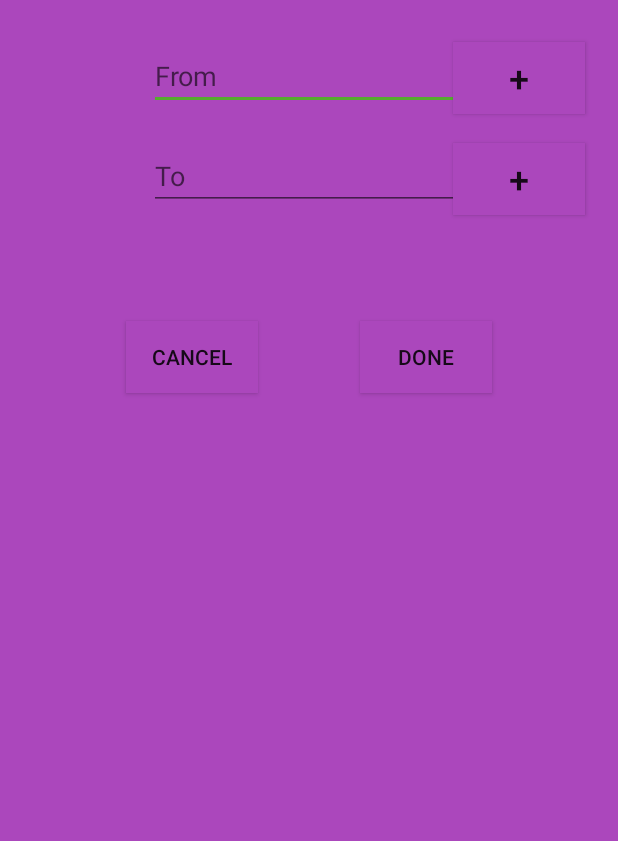
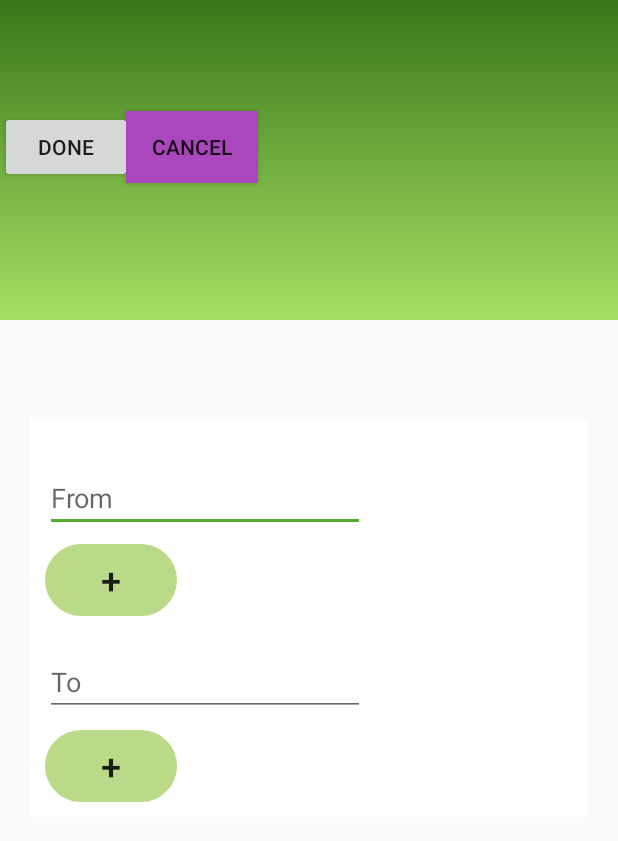
Before and after one commit to Neha-Sajnani/Society-Manangement, an Android app: the layout activity_view_report.xml on its own in the app's theme, with its tools: preview values and no code run, on a phone screen of 412 x 824 dp. Shown: the top 841 px of the screen. Run offline under Robolectric (Android 15) with nearby library versions, the phone set to English and light mode, and no system bars.

Commit message:
Designing of the view  report module

```diff
--- a/app/src/main/res/layout/activity_view_report.xml
+++ b/app/src/main/res/layout/activity_view_report.xml
@@ -1,20 +1,38 @@
 <?xml version="1.0" encoding="utf-8"?>
-<android.support.constraint.ConstraintLayout xmlns:android="http://schemas.android.com/apk/res/android"
+<RelativeLayout xmlns:android="http://schemas.android.com/apk/res/android"
     xmlns:app="http://schemas.android.com/apk/res-auto"
     xmlns:tools="http://schemas.android.com/tools"
     android:layout_width="match_parent"
     android:layout_height="match_parent"
     android:layout_gravity="center"
-    android:background="#ab47bc"
     tools:context=".ViewReport">
+
+    <ImageView
+        android:id="@+id/imageView4"
+        android:layout_width="match_parent"
+        android:layout_height="213dp"
+        android:layout_marginTop="0dp"
+        app:srcCompat="@drawable/gradient" />
+
+    <LinearLayout
+        android:background="#FFF"
+        android:layout_centerHorizontal="true"
+        android:layout_centerVertical="true"
+        android:orientation="vertical"
+        android:layout_marginLeft="20dp"
+        android:layout_marginRight="20dp"
+        android:layout_width="match_parent"
+        android:layout_height="wrap_content"
+        android:padding="10dp"
+        android:layout_marginTop="100dp">
 
         <EditText
             android:id="@+id/from_date"
             android:layout_width="wrap_content"
             android:layout_height="wrap_content"
+            android:layout_marginStart="0dp"
+            android:layout_marginTop="20dp"
             android:layout_marginEnd="43dp"
-        android:layout_marginStart="43dp"
-        android:layout_marginTop="28dp"
             android:ems="10"
             android:hint="From"
             android:inputType="text"
@@ -22,12 +40,24 @@
             app:layout_constraintStart_toStartOf="parent"
             app:layout_constraintTop_toTopOf="parent" />
 
+        <Button
+            android:id="@+id/vfrom"
+            android:layout_width="wrap_content"
+            android:layout_height="wrap_content"
+            android:layout_marginEnd="33dp"
+            android:layout_marginTop="8dp"
+            android:text="+"
+            android:textSize="24dp"
+            android:background="@drawable/custom_button"
+            app:layout_constraintEnd_toEndOf="parent"
+            app:layout_constraintStart_toEndOf="@+id/from_date"
+            app:layout_constraintTop_toTopOf="parent" />
+
     <EditText
         android:id="@+id/to_date"
         android:layout_width="wrap_content"
         android:layout_height="wrap_content"
         android:layout_marginEnd="43dp"
-        android:layout_marginStart="43dp"
         android:layout_marginTop="21dp"
         android:ems="10"
         android:hint="To"
@@ -35,6 +65,20 @@
         app:layout_constraintEnd_toEndOf="parent"
         app:layout_constraintStart_toStartOf="parent"
         app:layout_constraintTop_toBottomOf="@+id/from_date" />
+
+        <Button
+            android:id="@+id/vto"
+            android:layout_width="wrap_content"
+            android:layout_height="wrap_content"
+            android:layout_marginEnd="33dp"
+            android:layout_marginTop="9dp"
+            android:text="+"
+            android:textSize="24dp"
+            android:background="@drawable/custom_button"
+            app:layout_constraintEnd_toEndOf="parent"
+            app:layout_constraintStart_toEndOf="@+id/to_date"
+            app:layout_constraintTop_toBottomOf="@+id/vfrom" />
+    </LinearLayout>
 
         <Button
             android:id="@+id/view_cancel"
@@ -53,39 +97,12 @@
         android:layout_width="wrap_content"
         android:layout_height="wrap_content"
         android:layout_marginEnd="84dp"
-
         android:layout_marginTop="74dp"
-        android:background="#ab47bc"
         android:onClick="onClick"
         android:text="Done"
         app:layout_constraintEnd_toEndOf="parent"
         app:layout_constraintTop_toBottomOf="@+id/to_date" />
 
-    <Button
-        android:id="@+id/vfrom"
-        android:layout_width="wrap_content"
-        android:layout_height="wrap_content"
-        android:layout_marginEnd="33dp"
-        android:layout_marginTop="28dp"
-        android:text="+"
-        android:textSize="24dp"
-        android:background="#ab47bc"
-        app:layout_constraintEnd_toEndOf="parent"
-        app:layout_constraintStart_toEndOf="@+id/from_date"
-        app:layout_constraintTop_toTopOf="parent" />
-
-    <Button
-        android:id="@+id/vto"
-        android:layout_width="wrap_content"
-        android:layout_height="wrap_content"
-        android:layout_marginEnd="33dp"
-        android:layout_marginTop="19dp"
-        android:text="+"
-        android:textSize="24dp"
-        android:background="#ab47bc"
-        app:layout_constraintEnd_toEndOf="parent"
-        app:layout_constraintStart_toEndOf="@+id/to_date"
-        app:layout_constraintTop_toBottomOf="@+id/vfrom" />
 
 
     <android.support.v7.widget.RecyclerView
@@ -98,4 +115,4 @@
         app:layout_constraintStart_toStartOf="parent"
         app:layout_constraintTop_toBottomOf="@+id/view_cancel" />
 
-</android.support.constraint.ConstraintLayout>
+</RelativeLayout>
```
Lines whose indentation alone changed are shown as unchanged.
